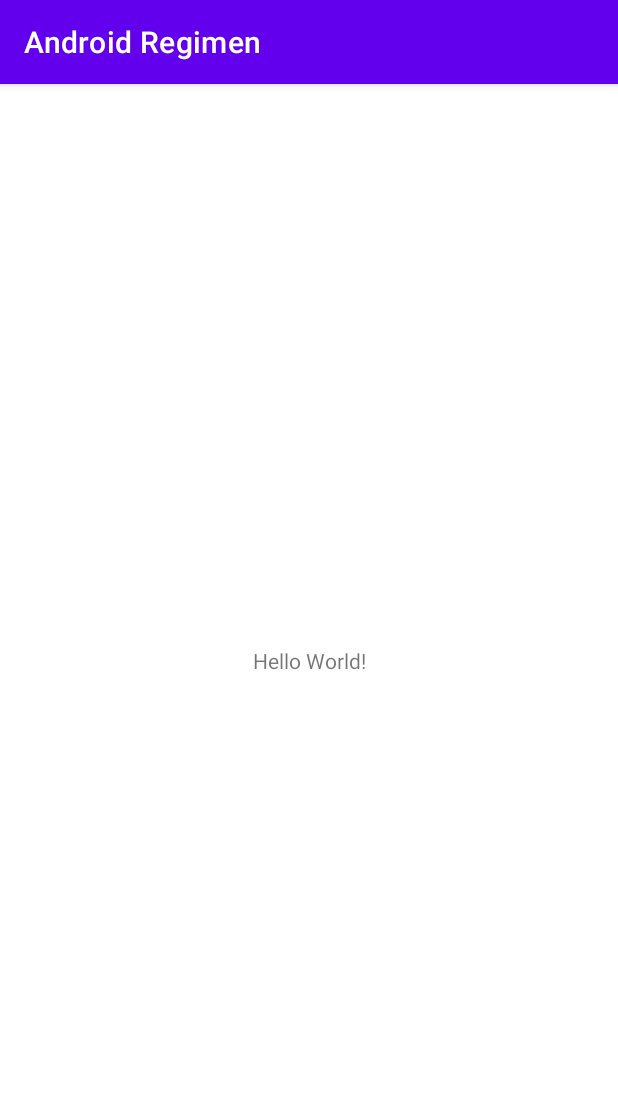
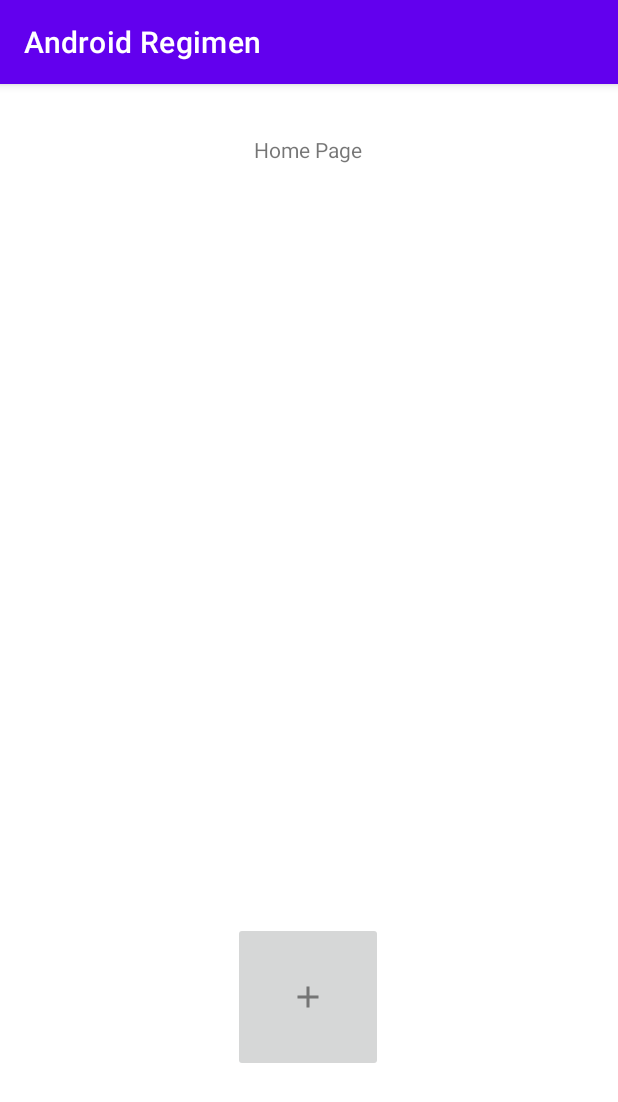
Before and after one commit to Ace5584/Regimen, an Android app: the screen it shows after launch (MainActivity before the commit, HomePage after it), on a phone screen of 412 x 824 dp. Shown: the top 1102 px of the screen. Run offline under Robolectric (Android 15) with nearby library versions, the phone set to English and light mode, and no system bars.

Commit message:
Added two new activities AddTaskPage and Details Page and renamed MainActivity to Homepage and Added Image button in homepage

```diff
--- a/app/src/main/AndroidManifest.xml
+++ b/app/src/main/AndroidManifest.xml
@@ -9,7 +9,9 @@
         android:roundIcon="@mipmap/ic_launcher_round"
         android:supportsRtl="true"
         android:theme="@style/Theme.AndroidRegimen">
-        <activity android:name=".MainActivity">
+        <activity android:name=".DetailsPage"></activity>
+        <activity android:name=".AddTaskPage" />
+        <activity android:name=".HomePage">
             <intent-filter>
                 <action android:name="android.intent.action.MAIN" />
 
--- a/app/src/main/java/com/example/androidregimen/MainActivity.java
+++ b/app/src/main/java/com/example/androidregimen/AddTaskPage.java
@@ -4,11 +4,11 @@ import androidx.appcompat.app.AppCompatActivity;
 
 import android.os.Bundle;
 
-public class MainActivity extends AppCompatActivity {
+public class AddTaskPage extends AppCompatActivity {
 
     @Override
     protected void onCreate(Bundle savedInstanceState) {
         super.onCreate(savedInstanceState);
-        setContentView(R.layout.activity_main);
+        setContentView(R.layout.activity_add_task_page);
     }
 }
--- /dev/null
+++ b/app/src/main/java/com/example/androidregimen/DetailsPage.java
@@ -0,0 +1,14 @@
+package com.example.androidregimen;
+
+import androidx.appcompat.app.AppCompatActivity;
+
+import android.os.Bundle;
+
+public class DetailsPage extends AppCompatActivity {
+
+    @Override
+    protected void onCreate(Bundle savedInstanceState) {
+        super.onCreate(savedInstanceState);
+        setContentView(R.layout.activity_details_page);
+    }
+}
--- /dev/null
+++ b/app/src/main/java/com/example/androidregimen/HomePage.java
@@ -0,0 +1,14 @@
+package com.example.androidregimen;
+
+import androidx.appcompat.app.AppCompatActivity;
+
+import android.os.Bundle;
+
+public class HomePage extends AppCompatActivity {
+
+    @Override
+    protected void onCreate(Bundle savedInstanceState) {
+        super.onCreate(savedInstanceState);
+        setContentView(R.layout.home_page);
+    }
+}
--- /dev/null
+++ b/app/src/main/res/drawable-anydpi/ic_add.xml
@@ -0,0 +1,11 @@
+<vector xmlns:android="http://schemas.android.com/apk/res/android"
+    android:width="24dp"
+    android:height="24dp"
+    android:viewportWidth="24"
+    android:viewportHeight="24"
+    android:tint="#333333"
+    android:alpha="0.6">
+  <path
+      android:fillColor="@android:color/white"
+      android:pathData="M19,13h-6v6h-2v-6H5v-2h6V5h2v6h6v2z"/>
+</vector>
--- a/app/src/main/res/layout/activity_main.xml
+++ b/app/src/main/res/layout/activity_add_task_page.xml
@@ -4,15 +4,6 @@
     xmlns:tools="http://schemas.android.com/tools"
     android:layout_width="match_parent"
     android:layout_height="match_parent"
-    tools:context=".MainActivity">
-
-    <TextView
-        android:layout_width="wrap_content"
-        android:layout_height="wrap_content"
-        android:text="Hello World!"
-        app:layout_constraintBottom_toBottomOf="parent"
-        app:layout_constraintLeft_toLeftOf="parent"
-        app:layout_constraintRight_toRightOf="parent"
-        app:layout_constraintTop_toTopOf="parent" />
+    tools:context=".AddTaskPage">
 
 </androidx.constraintlayout.widget.ConstraintLayout>
--- /dev/null
+++ b/app/src/main/res/layout/activity_details_page.xml
@@ -0,0 +1,9 @@
+<?xml version="1.0" encoding="utf-8"?>
+<androidx.constraintlayout.widget.ConstraintLayout xmlns:android="http://schemas.android.com/apk/res/android"
+    xmlns:app="http://schemas.android.com/apk/res-auto"
+    xmlns:tools="http://schemas.android.com/tools"
+    android:layout_width="match_parent"
+    android:layout_height="match_parent"
+    tools:context=".DetailsPage">
+
+</androidx.constraintlayout.widget.ConstraintLayout>
--- /dev/null
+++ b/app/src/main/res/layout/home_page.xml
@@ -0,0 +1,35 @@
+<?xml version="1.0" encoding="utf-8"?>
+<androidx.constraintlayout.widget.ConstraintLayout xmlns:android="http://schemas.android.com/apk/res/android"
+    xmlns:app="http://schemas.android.com/apk/res-auto"
+    xmlns:tools="http://schemas.android.com/tools"
+    android:layout_width="match_parent"
+    android:layout_height="match_parent"
+    tools:context=".HomePage">
+
+    <TextView
+        android:id="@+id/textView"
+        android:layout_width="wrap_content"
+        android:layout_height="wrap_content"
+        android:text="Home Page"
+        app:layout_constraintBottom_toBottomOf="parent"
+        app:layout_constraintEnd_toEndOf="parent"
+        app:layout_constraintHorizontal_bias="0.498"
+        app:layout_constraintLeft_toLeftOf="parent"
+        app:layout_constraintRight_toRightOf="parent"
+        app:layout_constraintStart_toStartOf="parent"
+        app:layout_constraintTop_toTopOf="parent"
+        app:layout_constraintVertical_bias="0.045" />
+
+    <ImageButton
+        android:id="@+id/imageButton"
+        android:layout_width="100dp"
+        android:layout_height="100dp"
+        app:layout_constraintBottom_toBottomOf="parent"
+        app:layout_constraintEnd_toEndOf="parent"
+        app:layout_constraintHorizontal_bias="0.498"
+        app:layout_constraintStart_toStartOf="parent"
+        app:layout_constraintTop_toBottomOf="@+id/textView"
+        app:layout_constraintVertical_bias="0.822"
+        app:srcCompat="@drawable/ic_add" />
+
+</androidx.constraintlayout.widget.ConstraintLayout>
```
Also changed, not shown: app/src/main/res/drawable-hdpi/ic_add.png (added), app/src/main/res/drawable-mdpi/ic_add.png (added), app/src/main/res/drawable-xhdpi/ic_add.png (added), app/src/main/res/drawable-xxhdpi/ic_add.png (added).
